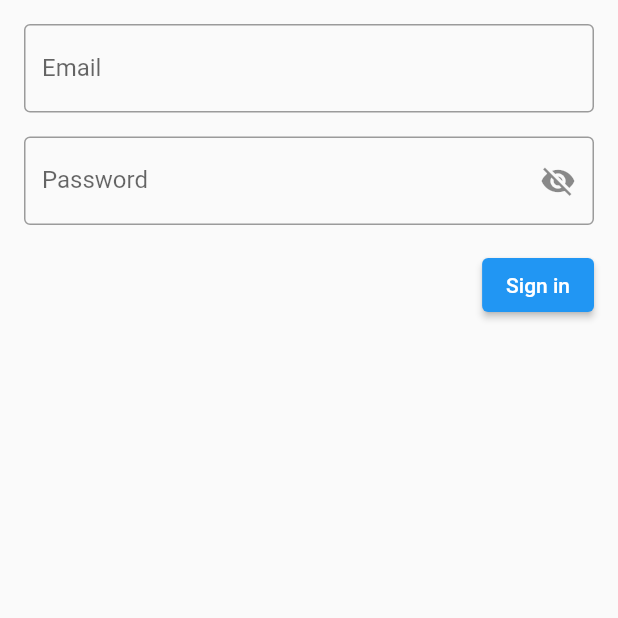
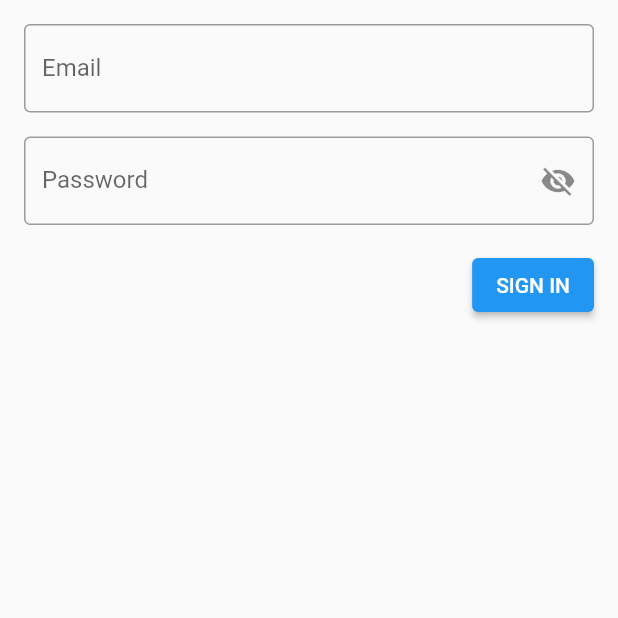
Before and after one commit to ayc-g6/pedidosNow-front, a Flutter app: the screen it shows after launch, on a phone screen of 412 x 824 dp, the top half of it. Run offline on Flutter 3.47's test engine with Material 2 defaults, Android fonts, the phone set to English and light mode, and no system bars; our stand-ins replace flutter_secure_storage, infinite_scroll_pagination, syncfusion_flutter_charts.

Commit message:
[UPDATE] - Basic refactor on button texts

```diff
--- a/lib/src/pages/log_in.dart
+++ b/lib/src/pages/log_in.dart
@@ -144,7 +144,7 @@ class _LogInFormState extends State<LogInForm> {
               ? const CircularProgressIndicator()
               : ElevatedButton(
                   onPressed: () => _login(),
-                  child: const Text('Sign in'),
+                  child: const Text('SIGN IN'),
                 ),
         ],
       ),
--- a/lib/src/pages/sign_up.dart
+++ b/lib/src/pages/sign_up.dart
@@ -197,7 +197,7 @@ class _SignUpCustomerFormState extends State<SignUpCustomerForm> {
                   ? const CircularProgressIndicator()
                   : ElevatedButton(
                       onPressed: () => _signUpCustomer(),
-                      child: const Text('Sign up'),
+                      child: const Text('SIGN UP'),
                     ),
             ],
           ),
```
